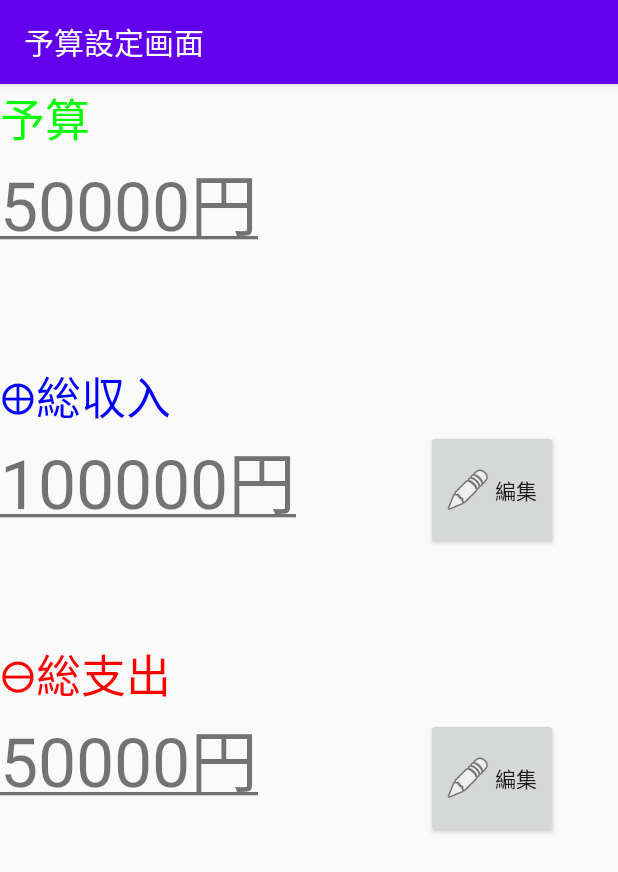
After one commit to TeamSaifu/Saifu_Android, an Android app: the BudgetActivity screen opened directly, with no data from a screen before it, on a phone screen of 412 x 824 dp. The commit adds this screen. Shown: the top 872 px of the screen. Run offline under Robolectric (Android 15) with nearby library versions, the phone set to English and light mode, and no system bars.

Commit message:
予算設定画面のデザインを作成

```diff
--- a/app/build.gradle
+++ b/app/build.gradle
@@ -38,6 +38,7 @@ dependencies {
     implementation 'androidx.navigation:navigation-fragment-ktx:2.2.2'
     implementation 'androidx.navigation:navigation-ui-ktx:2.2.2'
     implementation 'androidx.lifecycle:lifecycle-extensions:2.2.0'
+    implementation 'androidx.drawerlayout:drawerlayout:1.1.0'
     testImplementation 'junit:junit:4.12'
     androidTestImplementation 'androidx.test.ext:junit:1.1.1'
     androidTestImplementation 'androidx.test.espresso:espresso-core:3.2.0'
--- a/app/src/main/AndroidManifest.xml
+++ b/app/src/main/AndroidManifest.xml
@@ -16,6 +16,9 @@
                 <category android:name="android.intent.category.LAUNCHER" />
             </intent-filter>
         </activity>
+        <activity
+            android:name=".BudgetActivity">
+        </activity>
     </application>
 
 </manifest>
--- /dev/null
+++ b/app/src/main/java/com/example/saifu_android/BudgetActivity.kt
@@ -0,0 +1,13 @@
+package com.example.saifu_android
+
+import android.os.Bundle
+import androidx.appcompat.app.AppCompatActivity
+
+class BudgetActivity : AppCompatActivity() {
+
+    override fun onCreate(savedInstanceState: Bundle?) {
+        super.onCreate(savedInstanceState)
+        setContentView(R.layout.budget_config)
+        setTitle("予算設定画面")
+    }
+}
--- /dev/null
+++ b/app/src/main/res/layout/budget_config.xml
@@ -0,0 +1,102 @@
+<?xml version="1.0" encoding="utf-8"?>
+<LinearLayout xmlns:android="http://schemas.android.com/apk/res/android"
+    xmlns:app="http://schemas.android.com/apk/res-auto"
+    xmlns:tools="http://schemas.android.com/tools"
+    android:layout_width="match_parent"
+    android:layout_height="match_parent"
+    android:orientation="vertical">
+
+
+    <LinearLayout
+        android:id="@+id/linearLayout"
+        android:layout_width="match_parent"
+        android:layout_height="wrap_content"
+        android:orientation="vertical">
+
+        <TextView
+            android:id="@+id/textView3"
+            android:layout_width="match_parent"
+            android:layout_height="wrap_content"
+            android:text="@string/yosan"
+            android:textColor="#00ff00"
+            android:textSize="30dp" />
+
+        <TextView
+            android:id="@+id/Budgettext"
+            android:layout_width="match_parent"
+            android:layout_height="140dp"
+            android:layout_gravity="right"
+            android:text="@string/Budget"
+            android:textSize="45dp" />
+
+        <TextView
+            android:id="@+id/textView8"
+            android:layout_width="match_parent"
+            android:layout_height="wrap_content"
+            android:text="@string/syunyu"
+            android:textColor="#0000ff"
+            android:textSize="30dp" />
+    </LinearLayout>
+
+    <LinearLayout
+        android:layout_width="match_parent"
+        android:layout_height="140dp"
+        android:orientation="horizontal">
+
+        <TextView
+            android:id="@+id/Incometext"
+            android:layout_width="wrap_content"
+            android:layout_height="wrap_content"
+            android:layout_gravity="right"
+            android:layout_weight="1"
+            android:text="@string/Income"
+            android:textSize="45dp" />
+
+        <Button
+            android:id="@+id/button_send"
+            android:layout_width="wrap_content"
+            android:layout_height="80dp"
+            android:layout_marginEnd="40dp"
+            android:drawableLeft="@android:drawable/ic_menu_edit"
+            android:text="編集" />
+
+    </LinearLayout>
+
+    <LinearLayout
+        android:layout_width="match_parent"
+        android:layout_height="wrap_content"
+        android:orientation="vertical">
+
+        <TextView
+            android:id="@+id/textView5"
+            android:layout_width="match_parent"
+            android:layout_height="wrap_content"
+            android:text="@string/sisyutu"
+            android:textColor="#ff0000"
+            android:textSize="30dp" />
+    </LinearLayout>
+
+    <LinearLayout
+        android:layout_width="match_parent"
+        android:layout_height="284dp"
+        android:layout_weight="1"
+        android:orientation="horizontal">
+
+        <TextView
+            android:id="@+id/Spendingtext"
+            android:layout_width="327dp"
+            android:layout_height="wrap_content"
+            android:layout_weight="1"
+            android:text="@string/Spending"
+            android:textSize="45dp" />
+
+        <Button
+            android:id="@+id/button_send2"
+            android:layout_width="wrap_content"
+            android:layout_height="80dp"
+            android:layout_marginEnd="40dp"
+            android:drawableLeft="@android:drawable/ic_menu_edit"
+            android:text="編集" />
+
+    </LinearLayout>
+</LinearLayout>
--- a/app/src/main/res/values/strings.xml
+++ b/app/src/main/res/values/strings.xml
@@ -1,7 +1,14 @@
+<?xml version="1.0" encoding="utf-8"?>
 <resources>
     <string name="app_name">Saifu</string>
     <string name="title_home">ホーム</string>
     <string name="title_want">欲しい</string>
     <string name="title_log">記録</string>
     <string name="title_setting">設定</string>
+    <string name="yosan">予算</string>
+    <string name="syunyu">⊕総収入</string>
+    <string name="sisyutu">⊖総支出</string>
+    <string name="Budget"><u>50000円</u></string>
+    <string name="Income"><u>100000円</u></string>
+    <string name="Spending"><u>50000円</u></string>
 </resources>
```
